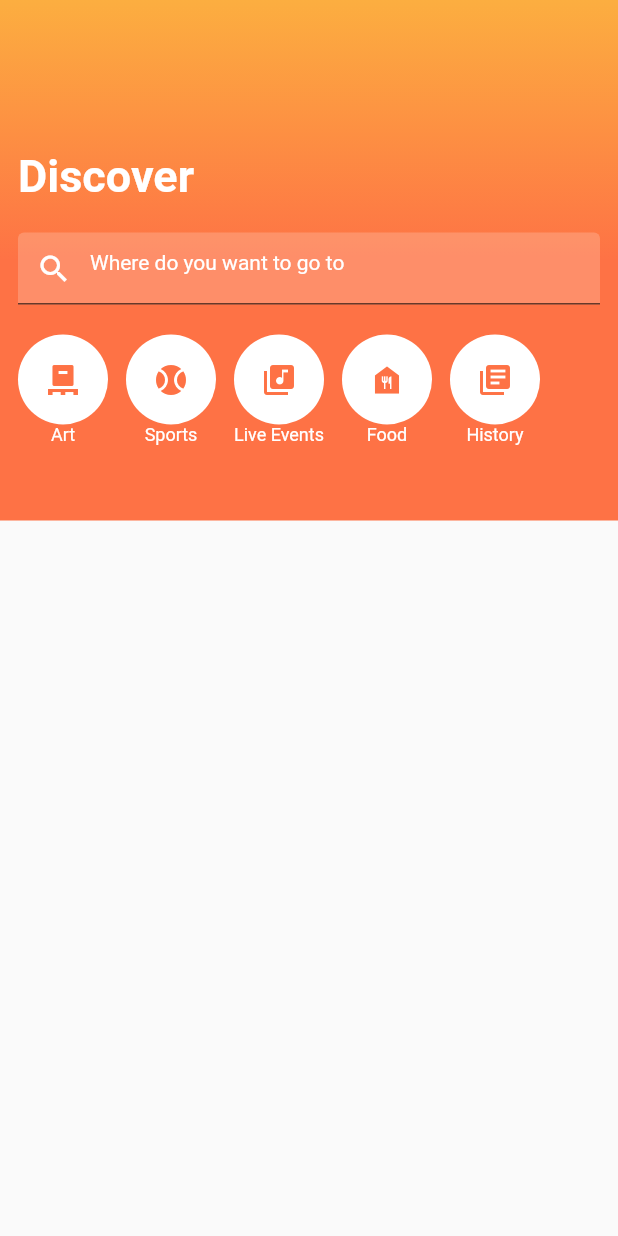
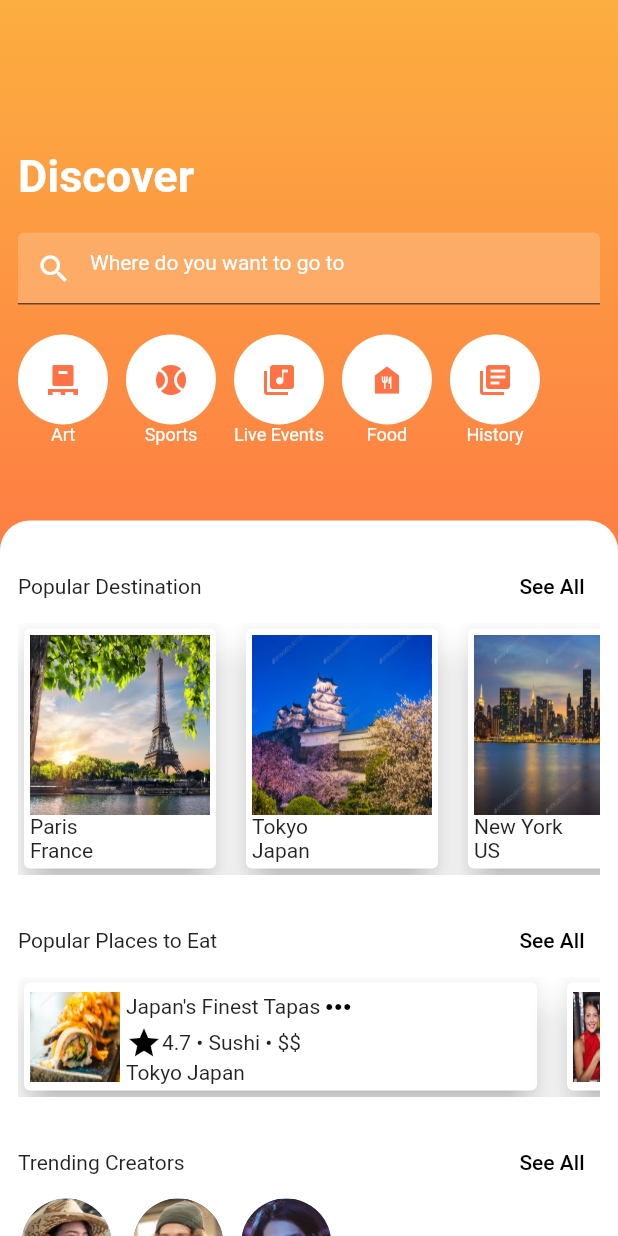
Before and after one commit to Ochornma/TravelApp_Flutter, a Flutter app: the screen it shows after launch, on a phone screen of 412 x 824 dp. Run offline on Flutter 3.47's test engine with Material 2 defaults, Android fonts, the phone set to English and light mode, and no system bars; missing offline and left inert: dart:ffi.

Commit message:
completed home screen design

```diff
--- a/lib/home/home_screen.dart
+++ b/lib/home/home_screen.dart
@@ -1,9 +1,13 @@
-import 'package:flutter/cupertino.dart';
 import 'package:flutter/material.dart';
 import 'package:travel_app_flutter/home/widgets/categories_widget.dart';
+import 'package:travel_app_flutter/home/widgets/creators_widget.dart';
+import 'package:travel_app_flutter/home/widgets/destinations_widget.dart';
+import 'package:travel_app_flutter/home/widgets/resturant_widgets.dart';
 import 'package:travel_app_flutter/home/widgets/search_field.dart';
 
 class HomePage extends StatelessWidget {
+  const HomePage({super.key});
+
 
   @override
   Widget build(BuildContext context) {
@@ -37,15 +41,22 @@ class HomePage extends StatelessWidget {
                 Padding(
                     padding: const EdgeInsets.only(top: 50),
                   child: Container(
+
+                    child: Container(
                         decoration:  const BoxDecoration(
                             color: Colors.white,
                             borderRadius: BorderRadius.only(topLeft: Radius.circular(20), topRight: Radius.circular(20))
                         ),
                         child: Column(
-                      children: [
-
+                          children: const [
+                            DestinationWidgets(),
+                            ResturantWidget(),
+                            CreatorsWidget(),
+                            SizedBox(height: 40,)
                           ],
                         ),
+                      )
+
                   ),
                 )
             ]
--- a/lib/home/model/home_models.dart
+++ b/lib/home/model/home_models.dart
@@ -1,3 +1,5 @@
+
+import 'dart:ffi';
 
 import 'package:flutter/material.dart';
 
@@ -12,6 +14,8 @@ class HomeScreenItems {
 
 }
 
+
+
 class HomeScreenCategoryItems {
   final String name;
   final Icon image;
@@ -22,3 +26,20 @@ class HomeScreenCategoryItems {
   });
 
 }
+
+class HomeScreenDestinationItems {
+  final String name;
+  final String imageName;
+  final String country;
+  final double latitude;
+  final double longitude;
+
+  const HomeScreenDestinationItems({
+    required this.name,
+    required this.imageName,
+    required this.country,
+    required this.latitude,
+    required this.longitude
+  });
+
+}
--- /dev/null
+++ b/lib/home/widgets/creators_widget.dart
@@ -0,0 +1,74 @@
+import 'package:flutter/material.dart';
+import 'package:travel_app_flutter/utils/utils.dart';
+
+import '../model/home_models.dart';
+
+
+class CreatorsWidget extends StatelessWidget {
+  const CreatorsWidget({Key? key}) : super(key: key);
+
+
+  static const items = [
+    HomeScreenItems(name: "Amy Adams", imageName: "amy"),
+    HomeScreenItems(name: "Billy", imageName: "billy"),
+    HomeScreenItems(name: "Sam Smart", imageName: "sam"),
+  ];
+
+  Widget _returnItem(HomeScreenItems item){
+    return Row(
+      children: [
+        Column(
+          mainAxisAlignment: MainAxisAlignment.center,
+          crossAxisAlignment: CrossAxisAlignment.center,
+          children: [
+            CircleAvatar(
+                  radius: 30,
+                  backgroundImage: AssetImage(returnImage(item.imageName, 'jpeg')),
+              ),
+
+            Text(item.name, style: const TextStyle(fontSize: 12, color: Colors.black),)
+          ],
+        ),
+        const SizedBox(width: 12,)
+      ],
+    );
+
+  }
+
+
+
+  @override
+  Widget build(BuildContext context) {
+    return  Padding(
+      padding: const EdgeInsets.only(left: 12, right: 12, top: 20),
+      child: Column(
+        mainAxisAlignment: MainAxisAlignment.center,
+        crossAxisAlignment: CrossAxisAlignment.start,
+        children: [
+          Row(
+            mainAxisAlignment: MainAxisAlignment.spaceBetween,
+            children:   [
+              const Text("Trending Creators"),
+
+              TextButton(
+                  onPressed: () {
+                  },
+                  child: const Text('See All', style: TextStyle(color: Colors.black),)
+
+              )
+            ],
+          ),
+          SingleChildScrollView(
+            scrollDirection: Axis.horizontal,
+            child: Row(
+              children: [
+                for (var i = 0; i < items.length; i++)
+                  _returnItem(items[i])
+              ],
+            ),
+          )
+        ],
+      ),
+    );
+  }
+}
--- /dev/null
+++ b/lib/home/widgets/destinations_widget.dart
@@ -0,0 +1,78 @@
+import 'package:flutter/material.dart';
+
+import '../../utils/utils.dart';
+import '../model/home_models.dart';
+
+class DestinationWidgets extends StatelessWidget {
+  const DestinationWidgets({Key? key}) : super(key: key);
+
+  static const items = [
+    HomeScreenDestinationItems(name: "Paris", imageName: "eiffel_tower", country: "France", latitude: 48.855014, longitude: 2.341231),
+    HomeScreenDestinationItems(name: "Tokyo", imageName: "japan", country: "Japan", latitude: 35.67988, longitude: 139.7695),
+    HomeScreenDestinationItems(name: "New York", imageName: "new_york", country: "US", latitude: 40.71592, longitude: -74.0055),
+  ];
+
+  Widget _returnItem(HomeScreenDestinationItems item){
+    return Row(
+      children: [
+        Card(
+          elevation: 10,
+          color: Colors.white,
+          child: Padding(
+            padding: const EdgeInsets.all(4.0),
+            child: Column(
+              crossAxisAlignment: CrossAxisAlignment.start,
+              children: [
+                Image.asset(returnImage(item.imageName, 'jpg'),
+                  height: 120,
+                  width: 120,
+                  fit: BoxFit.fill,
+                ),
+                Text(item.name),
+                Text(item.country)
+              ],
+            ),
+          ),
+        ),
+
+        const SizedBox(width: 12,)
+      ],
+    );
+
+  }
+
+  @override
+  Widget build(BuildContext context) {
+    return  Padding(
+      padding: const EdgeInsets.only(left: 12, right: 12, top: 20),
+      child: Column(
+        mainAxisAlignment: MainAxisAlignment.center,
+        crossAxisAlignment: CrossAxisAlignment.start,
+        children: [
+          Row(
+            mainAxisAlignment: MainAxisAlignment.spaceBetween,
+            children:   [
+              const Text("Popular Destination"),
+
+              TextButton(
+                  onPressed: () {
+                  },
+                  child: const Text('See All', style: TextStyle(color: Colors.black),)
+
+              )
+          ],
+          ),
+          SingleChildScrollView(
+            scrollDirection: Axis.horizontal,
+            child: Row(
+              children: [
+                for (var i = 0; i < items.length; i++)
+                _returnItem(items[i])
+              ],
+            ),
+          )
+        ],
+      ),
+    );
+  }
+}
--- /dev/null
+++ b/lib/home/widgets/resturant_widgets.dart
@@ -0,0 +1,100 @@
+import 'package:flutter/material.dart';
+
+import '../../utils/utils.dart';
+import '../model/home_models.dart';
+
+class ResturantWidget extends StatelessWidget {
+  const ResturantWidget({Key? key}) : super(key: key);
+
+  static const items = [
+    HomeScreenItems(name: "Japan's Finest Tapas", imageName: "tapas"),
+    HomeScreenItems(name: "Bar & Grill", imageName: "bar_grill"),
+  ];
+
+  Widget _returnItem(HomeScreenItems item){
+    return Row(
+      children: [
+        SizedBox(
+          width: 350,
+          child: Card(
+            elevation: 10,
+            color: Colors.white,
+            child: Padding(
+              padding: const EdgeInsets.all(4.0),
+              child: Row(
+                crossAxisAlignment: CrossAxisAlignment.center,
+                children: [
+                  Image.asset(returnImage(item.imageName, 'jpeg'), height: 60, width: 60,fit: BoxFit.fill,),
+                  Padding(
+                    padding: const EdgeInsets.only(left: 4),
+                    child: Column(
+                      mainAxisAlignment: MainAxisAlignment.center,
+                      crossAxisAlignment: CrossAxisAlignment.start,
+                      children: [
+                        Row(
+                          mainAxisAlignment: MainAxisAlignment.end,
+                          children:  [
+                            Text(item.name),
+                            const Icon(Icons.more_horiz, color: Colors.black,),
+                          ],
+                        ),
+                        Row(children: const [
+                          Icon(Icons.star, color: Colors.black,),
+                          Text('4.7 • Sushi • \$\$'),
+                        ],
+                        ),
+                        const Text('Tokyo Japan')
+                    ],
+                    ),
+                  )
+
+
+
+                ],
+              ),
+            ),
+          ),
+        ),
+
+        const SizedBox(width: 12,)
+      ],
+    );
+
+  }
+
+
+  @override
+  Widget build(BuildContext context) {
+    return  Padding(
+      padding: const EdgeInsets.only(left: 12, right: 12, top: 20),
+      child: Column(
+        mainAxisAlignment: MainAxisAlignment.center,
+        crossAxisAlignment: CrossAxisAlignment.start,
+        children: [
+          Row(
+            mainAxisAlignment: MainAxisAlignment.spaceBetween,
+            children:   [
+              const Text("Popular Places to Eat"),
+
+              TextButton(
+                  onPressed: () {
+                  },
+                  child: const Text('See All', style: TextStyle(color: Colors.black),)
+
+              )
+            ],
+          ),
+          SingleChildScrollView(
+            scrollDirection: Axis.horizontal,
+            child: Row(
+              children: [
+                for (var i = 0; i < items.length; i++)
+                  _returnItem(items[i])
+              ],
+            ),
+          )
+        ],
+      ),
+    );
+  }
+}
--- /dev/null
+++ b/lib/utils/utils.dart
@@ -0,0 +1,3 @@
+ String returnImage(String name, String extension){
+  return 'assets/images/$name.$extension';
+ }
```
Also changed, not shown: pubspec.yaml (+9 -61 lines), assets/images/amy.jpeg (added), assets/images/art1.jpeg (added), assets/images/art2.jpeg (added), assets/images/bar_grill.jpeg (added), assets/images/billy.jpeg (added), assets/images/eiffel_tower.jpg (added), assets/images/japan.jpg (added), assets/images/new_york.jpg (added), assets/images/sam.jpeg (added), assets/images/tapas.jpeg (added). Lines whose indentation alone changed are shown as unchanged.
